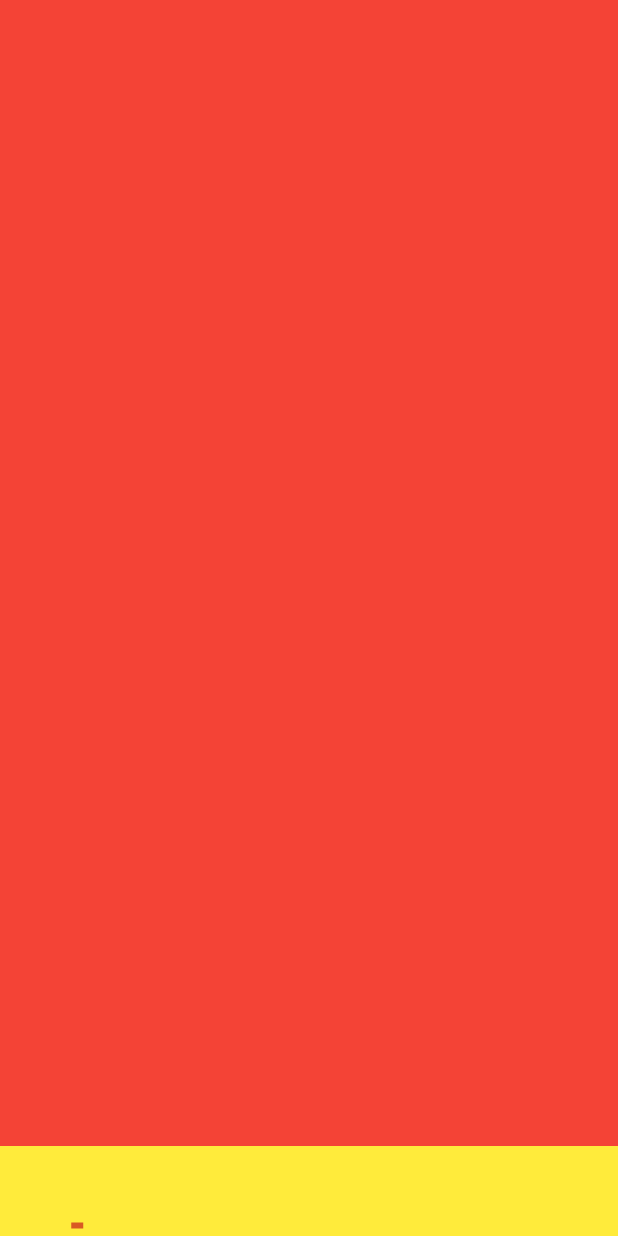
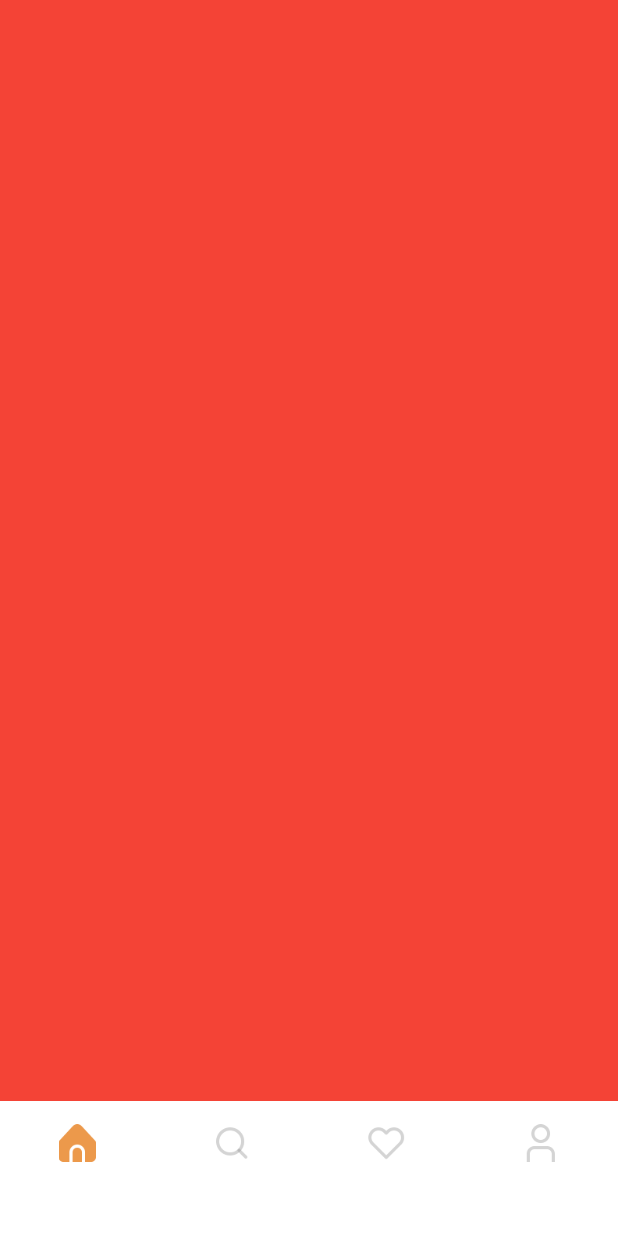
Before and after one commit to jesther-ai/food-delivery-app, a Flutter app: the NavScreen screen opened by its route, on a phone screen of 412 x 824 dp. Run offline on Flutter 3.47's test engine with Material 2 defaults, Android fonts, the phone set to English and light mode, and no system bars; our stand-ins replace carousel_slider, flutter_staggered_animations, google_fonts.

Commit message:
fixing navigation bar

```diff
--- a/lib/screens/navigation_bar_screen.dart
+++ b/lib/screens/navigation_bar_screen.dart
@@ -42,9 +42,7 @@ class _NavScreenState extends State<NavScreen>
             bottomNavigationBar: menu(context, value.currentIndex),
             floatingActionButtonLocation:
                 FloatingActionButtonLocation.centerFloat,
-            body: SafeArea(
-              bottom: false,
-              child: TabBarView(
+            body: TabBarView(
               controller: _tabController,
               physics: const NeverScrollableScrollPhysics(),
               children: const [
@@ -55,7 +53,6 @@ class _NavScreenState extends State<NavScreen>
               ],
             ),
           ),
-          ),
         );
       },
     );
@@ -63,7 +60,8 @@ class _NavScreenState extends State<NavScreen>
 
   Widget menu(BuildContext context, int currentIndex) {
     return Container(
-      color: Colors.yellow,
+      color: Colors.white,
+      padding: const EdgeInsets.only(bottom: 30),
       child: Consumer<NavigationBarProvider>(builder: (context, value, child) {
         return TabBar(
           onTap: (index) {
@@ -75,45 +73,49 @@ class _NavScreenState extends State<NavScreen>
           // ),
           indicatorSize: TabBarIndicatorSize.label,
           indicatorWeight: 4,
-          unselectedLabelColor: HexColor('#939393'),
-          indicatorColor: HexColor('#D95A23'),
+          unselectedLabelColor: HexColor('#C5C4CB'),
+          indicatorColor: Colors.white,
           padding: const EdgeInsets.only(bottom: 5, top: 5),
           tabs: [
             Tab(
-              child: const SizedBox(),
-              // child: Image.asset(
-              //   'assets/images/tab1.png',
-              //   height: currentIndex == 0 ? 35 : 25,
-              //   width: currentIndex == 0 ? 35 : 25,
-              //   color: currentIndex == 0 ? Colors.white : HexColor('#939393'),
-              // ),
+              child: Image.asset(
+                'assets/images/tab1.png',
+                height: currentIndex == 0 ? 25 : 25,
+                width: currentIndex == 0 ? 25 : 25,
+                color: currentIndex == 0
+                    ? HexColor('#EC994B')
+                    : HexColor('#C5C4CB'),
+              ),
             ),
             Tab(
-              child: const SizedBox(),
-              // child: Image.asset(
-              //   'assets/images/tab2.png',
-              //   height: currentIndex == 1 ? 35 : 25,
-              //   width: currentIndex == 1 ? 35 : 25,
-              //   color: currentIndex == 1 ? Colors.white : HexColor('#939393'),
-              // ),
+              child: Image.asset(
+                'assets/images/tab2.png',
+                height: currentIndex == 1 ? 25 : 25,
+                width: currentIndex == 1 ? 25 : 25,
+                color: currentIndex == 1
+                    ? HexColor('#EC994B')
+                    : HexColor('#939393'),
+              ),
             ),
             Tab(
-              child: const SizedBox(),
-              // child: Image.asset(
-              //   'assets/images/tab3.png',
-              //   height: currentIndex == 2 ? 35 : 25,
-              //   width: currentIndex == 2 ? 35 : 25,
-              //   color: currentIndex == 2 ? Colors.white : HexColor('#939393'),
-              // ),
+              child: Image.asset(
+                'assets/images/tab3.png',
+                height: currentIndex == 2 ? 25 : 25,
+                width: currentIndex == 2 ? 25 : 25,
+                color: currentIndex == 2
+                    ? HexColor('#EC994B')
+                    : HexColor('#939393'),
+              ),
             ),
             Tab(
-              child: const SizedBox(),
-              // child: Image.asset(
-              //   'assets/images/tab4.png',
-              //   height: currentIndex == 3 ? 35 : 25,
-              //   width: currentIndex == 3 ? 35 : 25,
-              //   color: currentIndex == 3 ? Colors.white : HexColor('#939393'),
-              // ),
+              child: Image.asset(
+                'assets/images/tab4.png',
+                height: currentIndex == 3 ? 25 : 25,
+                width: currentIndex == 3 ? 25 : 25,
+                color: currentIndex == 3
+                    ? HexColor('#EC994B')
+                    : HexColor('#939393'),
+              ),
             ),
           ],
         );
```
Also changed, not shown: assets/images/tab1.png (added), assets/images/tab2.png (added), assets/images/tab3.png (added), assets/images/tab4.png (added). Lines whose indentation alone changed are shown as unchanged.
